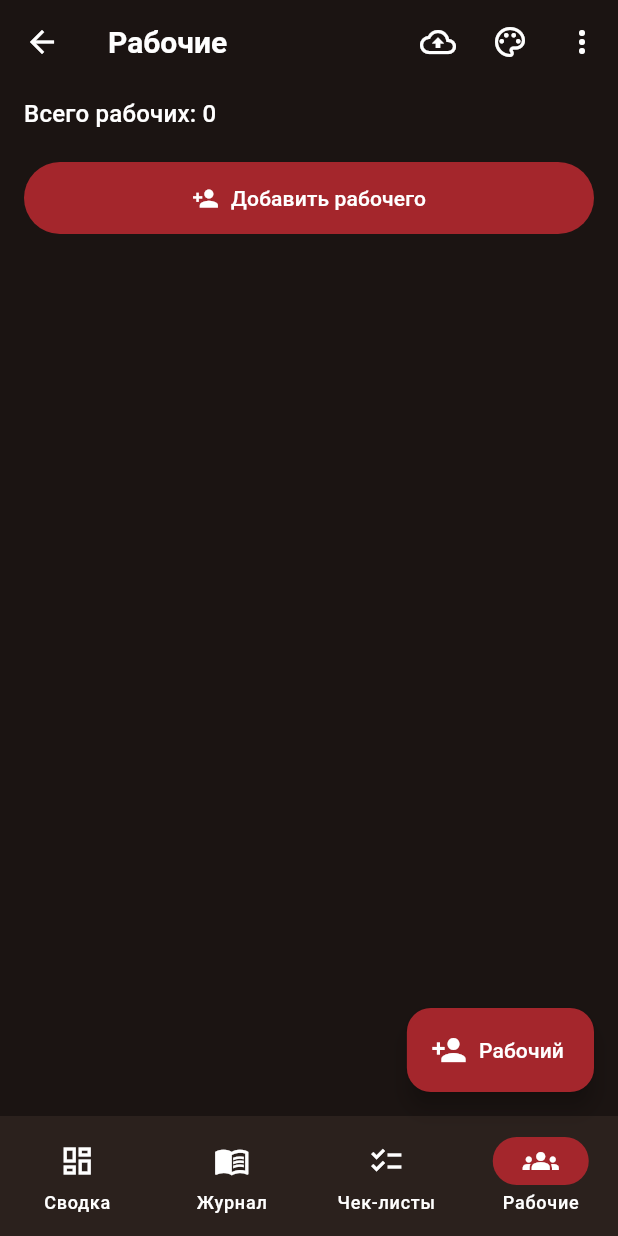
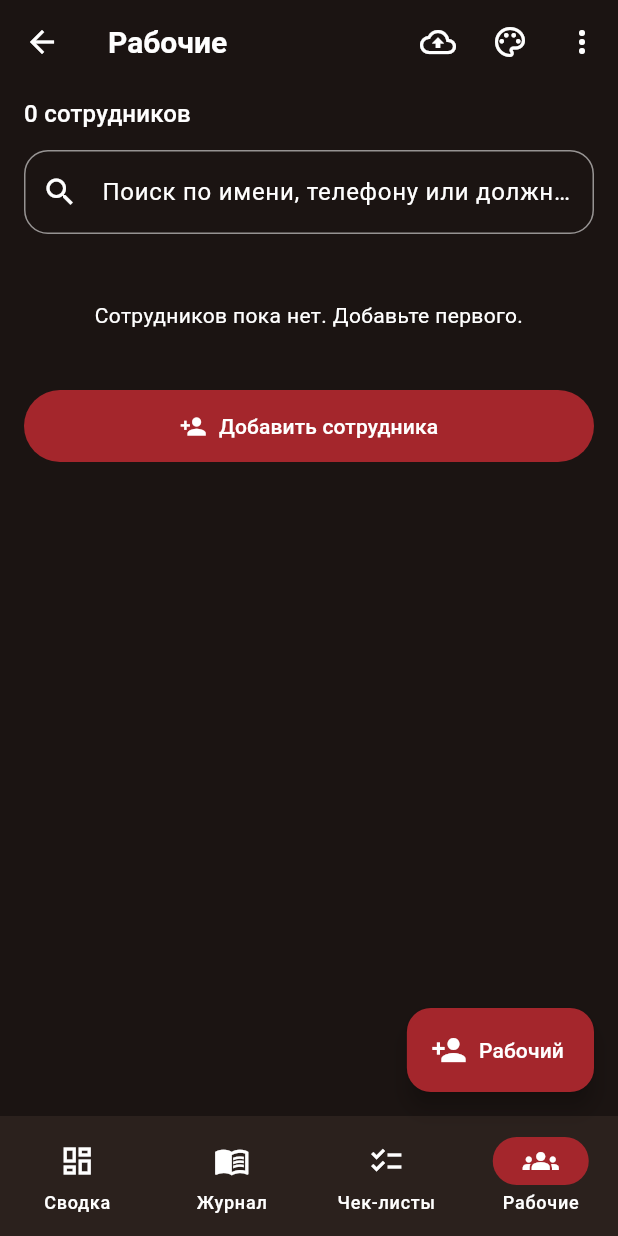
Before and after one commit to diasn-jihc/Service-book-Restaurant, a Flutter app: the HomeScreen screen opened directly, item 4 of the bottom bar chosen, on a phone screen of 412 x 824 dp. Run offline on Flutter 3.47's test engine with Material 3 defaults, Android fonts, the light colour scheme and no system bars; our stand-ins replace flutter_bloc, shared_preferences; accounts and stored records are empty; network calls fail.

Commit message:
service book

```diff
--- a/lib/screens/workers_screen.dart
+++ b/lib/screens/workers_screen.dart
@@ -6,13 +6,20 @@ import '../models/worker.dart';
 import '../utils/actions.dart';
 import '../widgets/app_card.dart';
 
-class WorkersScreen extends StatelessWidget {
+class WorkersScreen extends StatefulWidget {
   const WorkersScreen({super.key});
+
+  @override
+  State<WorkersScreen> createState() => _WorkersScreenState();
+}
+
+class _WorkersScreenState extends State<WorkersScreen> {
+  String _query = '';
 
   Future<void> _remove(BuildContext context, Worker worker) async {
     final ok = await askConfirm(
       context,
-      title: 'Удалить рабочего?',
+      title: 'Удалить сотрудника?',
       text: worker.fullName,
     );
     if (ok && context.mounted) {
@@ -25,8 +32,15 @@ class WorkersScreen extends StatelessWidget {
     final workers = [...context.watch<WorkersBloc>().state.workers];
     final me = context.watch<AuthBloc>().state.user;
     final accent = Theme.of(context).colorScheme.primary;
+    final query = _query.trim().toLowerCase();
+    final filtered = workers.where((worker) {
+      return query.isEmpty ||
+          worker.fullName.toLowerCase().contains(query) ||
+          worker.phone.toLowerCase().contains(query) ||
+          worker.role.title.toLowerCase().contains(query);
+    }).toList();
 
-    workers.sort((a, b) {
+    filtered.sort((a, b) {
       final byRole = a.role.index.compareTo(b.role.index);
       return byRole != 0 ? byRole : a.fullName.compareTo(b.fullName);
     });
@@ -34,14 +48,37 @@ class WorkersScreen extends StatelessWidget {
     return ListView(
       padding: const EdgeInsets.fromLTRB(16, 8, 16, 88),
       children: [
-        Padding(
-          padding: const EdgeInsets.only(bottom: 12),
-          child: Text(
-            'Всего рабочих: ${workers.length}',
-            style: Theme.of(context).textTheme.titleMedium,
+        Text('${workers.length} сотрудников',
+            style: Theme.of(context).textTheme.titleMedium),
+        const SizedBox(height: 12),
+        TextField(
+          onChanged: (value) => setState(() => _query = value),
+          decoration: InputDecoration(
+            prefixIcon: const Icon(Icons.search),
+            hintText: 'Поиск по имени, телефону или должности',
+            suffixIcon: _query.isEmpty
+                ? null
+                : IconButton(
+                    tooltip: 'Очистить поиск',
+                    onPressed: () => setState(() => _query = ''),
+                    icon: const Icon(Icons.clear),
+                  ),
+            border: OutlineInputBorder(borderRadius: BorderRadius.circular(16)),
           ),
         ),
-        for (final worker in workers) ...[
+        const SizedBox(height: 12),
+        if (filtered.isEmpty)
+          Padding(
+            padding: const EdgeInsets.symmetric(vertical: 32),
+            child: Text(
+              workers.isEmpty
+                  ? 'Сотрудников пока нет. Добавьте первого.'
+                  : 'По запросу «${_query.trim()}» ничего не найдено.',
+              textAlign: TextAlign.center,
+            ),
+          )
+        else
+          for (final worker in filtered) ...[
             AppCard(
               padding: const EdgeInsets.all(12),
               child: Row(
@@ -87,7 +124,7 @@ class WorkersScreen extends StatelessWidget {
         FilledButton.icon(
           onPressed: () => openAddWorker(context),
           icon: const Icon(Icons.person_add),
-          label: const Text('Добавить рабочего'),
+          label: const Text('Добавить сотрудника'),
         ),
       ],
     );
```
Lines whose indentation alone changed are shown as unchanged.
